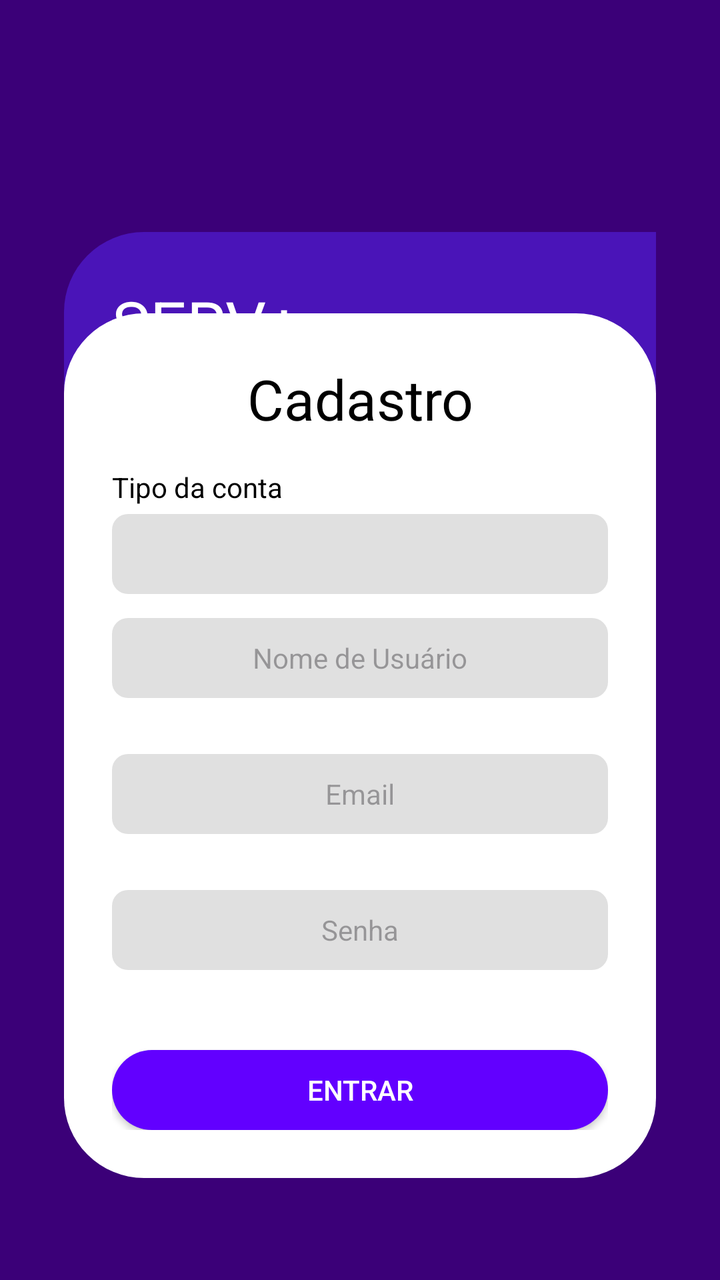
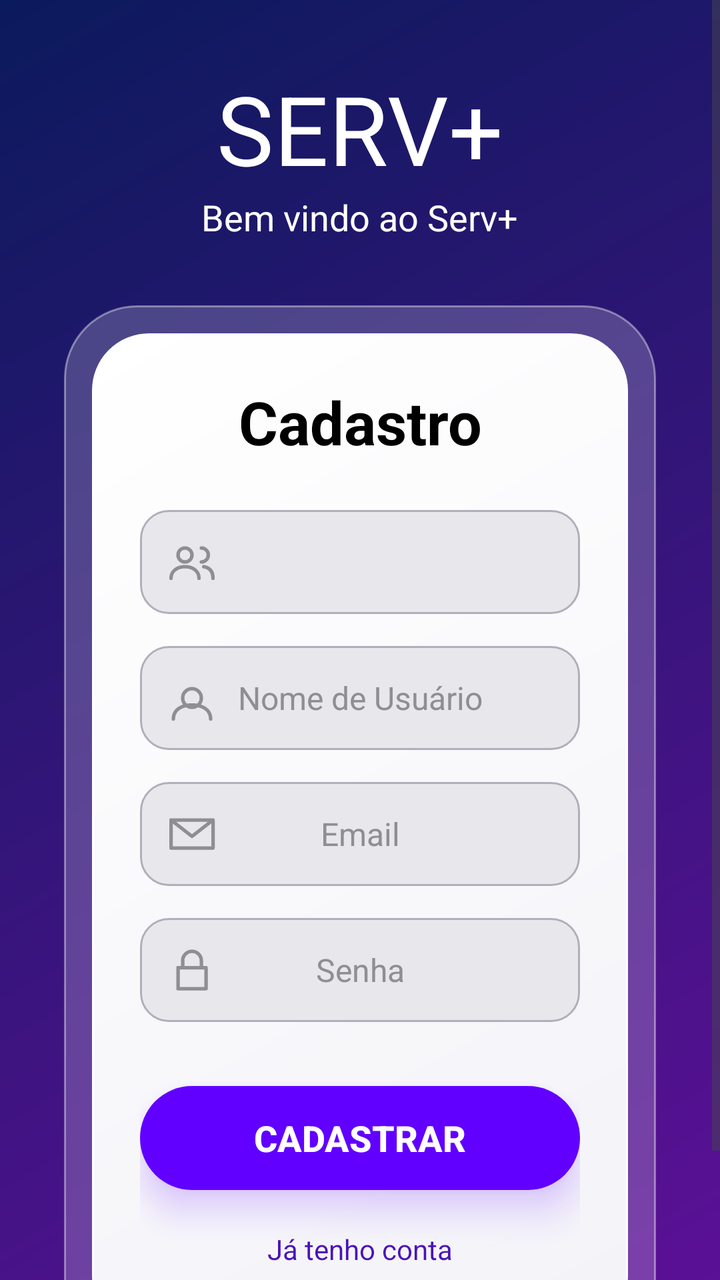

The first picture is an Android layout as it rendered before a commit; the second is the same layout after the commit. The layout source and the unified diff follow.
<!-- AndroidManifest.xml: application theme Theme.PiMobile -->
<!-- res/layout/activity_cadastro.xml -->
<?xml version="1.0" encoding="utf-8"?>
<androidx.constraintlayout.widget.ConstraintLayout
    xmlns:android="http://schemas.android.com/apk/res/android"
    xmlns:app="http://schemas.android.com/apk/res-auto"
    xmlns:tools="http://schemas.android.com/tools"
    android:layout_width="match_parent"
    android:layout_height="match_parent"
    android:background="@color/fundo_escuro"
    android:padding="32dp">

    

    

    <LinearLayout
        android:id="@+id/cardTopo"
        android:layout_width="346dp"
        android:layout_height="235dp"
        android:layout_marginTop="84dp"
        android:background="@drawable/bg_card_topo"
        android:orientation="vertical"
        android:padding="24dp"
        app:layout_constraintEnd_toEndOf="parent"
        app:layout_constraintHorizontal_bias="0.0"
        app:layout_constraintStart_toStartOf="parent"
        app:layout_constraintTop_toTopOf="parent">

        <TextView
            android:layout_width="wrap_content"
            android:layout_height="wrap_content"
            android:text="SERV+"
            android:textColor="@color/branco"
            android:textSize="32sp" />

        <TextView
            android:layout_width="wrap_content"
            android:layout_height="wrap_content"
            android:layout_marginStart="16dp"
            android:text="Bem vindo ao Serv+"
            android:textColor="@color/branco"
            android:textSize="16sp" />
    </LinearLayout>

    <LinearLayout
        android:id="@+id/cardFormulario"
        android:layout_width="0dp"
        android:layout_height="wrap_content"
        android:layout_marginTop="120dp"
        android:layout_marginBottom="16dp"
        android:background="@drawable/bg_card_branco"
        android:orientation="vertical"
        android:padding="24dp"
        app:layout_constraintBottom_toBottomOf="parent"
        app:layout_constraintEnd_toEndOf="parent"
        app:layout_constraintHorizontal_bias="0.0"
        app:layout_constraintStart_toStartOf="parent"
        app:layout_constraintTop_toTopOf="parent"
        app:layout_constraintVertical_bias="0.608">

        <TextView
            android:layout_width="match_parent"
            android:layout_height="wrap_content"
            android:gravity="center"
            android:text="Cadastro"
            android:textColor="@color/preto"
            android:textSize="28sp" />

        <TextView
            android:layout_width="wrap_content"
            android:layout_height="wrap_content"
            android:layout_marginTop="16dp"
            android:text="Tipo da conta"
            android:textColor="@color/preto"
            android:textSize="14sp" />

        <Spinner
            android:id="@+id/spinnerTipoConta"
            android:layout_width="match_parent"
            android:layout_height="40dp"
            android:layout_marginTop="4dp"
            android:background="@drawable/bg_campo" />

        <EditText
            android:id="@+id/edtNomeUsuario"
            android:layout_width="match_parent"
            android:layout_height="40dp"
            android:layout_marginTop="12dp"
            android:background="@drawable/bg_campo"
            android:gravity="center"
            android:hint="Nome de Usuário"
            android:inputType="textPersonName"
            android:textSize="14sp" />

        <EditText
            android:id="@+id/edtEmail"
            android:layout_width="match_parent"
            android:layout_height="40dp"
            android:layout_marginTop="28dp"
            android:background="@drawable/bg_campo"
            android:gravity="center"
            android:hint="Email"
            android:inputType="textEmailAddress"
            android:textSize="14sp" />

        <EditText
            android:id="@+id/edtSenha"
            android:layout_width="match_parent"
            android:layout_height="40dp"
            android:layout_marginTop="28dp"
            android:background="@drawable/bg_campo"
            android:gravity="center"
            android:hint="Senha"
            android:inputType="textPassword"
            android:textSize="14sp" />

        <Button
            android:id="@+id/btnEntrar"
            android:layout_width="match_parent"
            android:layout_height="40dp"
            android:layout_marginTop="40dp"
            android:background="@drawable/bg_botao"
            android:text="ENTRAR"
            android:textColor="@color/branco" />
    </LinearLayout>

</androidx.constraintlayout.widget.ConstraintLayout>
<!-- resources referenced by this layout -->
<resources>
  <color name="branco">#FFFFFF</color>
  <color name="fundo_escuro">#3B0078</color>
  <color name="preto">#000000</color>
  <!-- drawable bg_campo (drawable) -->
  <?xml version="1.0" encoding="utf-8"?>
  <shape xmlns:android="http://schemas.android.com/apk/res/android">
      <solid android:color="@color/cinza_campo" />
      <corners android:radius="8dp" />
  </shape>
  <!-- drawable bg_card_branco (drawable) -->
  <?xml version="1.0" encoding="utf-8"?>
  <shape xmlns:android="http://schemas.android.com/apk/res/android">
      <solid android:color="@color/branco" />
      <corners android:radius="40dp" />
  </shape>
  <!-- drawable bg_card_topo (drawable) -->
  <?xml version="1.0" encoding="utf-8"?>
  <shape xmlns:android="http://schemas.android.com/apk/res/android">
      <solid android:color="@color/roxo_card" />
      <corners android:radius="40dp" />
  </shape>
  <color name="cinza_campo">#E0E0E0</color>
  <color name="roxo_card">#4A14B8</color>
  <!-- unchanged entries left out for length: 4 -->
</resources>

<!-- the commit's change to res/layout/activity_cadastro.xml (unified diff, before → after) -->
@@ -1,126 +1,195 @@
 <?xml version="1.0" encoding="utf-8"?>
-<androidx.constraintlayout.widget.ConstraintLayout
+<ScrollView
     xmlns:android="http://schemas.android.com/apk/res/android"
-    xmlns:app="http://schemas.android.com/apk/res-auto"
-    xmlns:tools="http://schemas.android.com/tools"
     android:layout_width="match_parent"
     android:layout_height="match_parent"
-    android:background="@color/fundo_escuro"
-    android:padding="32dp">
-
-    
-
-    
+    android:background="@drawable/bg_login_gradient"
+    android:fillViewport="true">
 
     <LinearLayout
-        android:id="@+id/cardTopo"
-        android:layout_width="346dp"
-        android:layout_height="235dp"
-        android:layout_marginTop="84dp"
-        android:background="@drawable/bg_card_topo"
+        android:layout_width="match_parent"
+        android:layout_height="match_parent"
+        android:gravity="center"
         android:orientation="vertical"
-        android:padding="24dp"
-        app:layout_constraintEnd_toEndOf="parent"
-        app:layout_constraintHorizontal_bias="0.0"
-        app:layout_constraintStart_toStartOf="parent"
-        app:layout_constraintTop_toTopOf="parent">
+        android:padding="32dp">
 
         <TextView
             android:layout_width="wrap_content"
             android:layout_height="wrap_content"
             android:text="SERV+"
             android:textColor="@color/branco"
-            android:textSize="32sp" />
+            android:textSize="48sp" />
 
         <TextView
             android:layout_width="wrap_content"
             android:layout_height="wrap_content"
-            android:layout_marginStart="16dp"
             android:text="Bem vindo ao Serv+"
             android:textColor="@color/branco"
-            android:textSize="16sp" />
-    </LinearLayout>
+            android:textSize="18sp" />
 
-    <LinearLayout
-        android:id="@+id/cardFormulario"
-        android:layout_width="0dp"
-        android:layout_height="wrap_content"
-        android:layout_marginTop="120dp"
-        android:layout_marginBottom="16dp"
-        android:background="@drawable/bg_card_branco"
-        android:orientation="vertical"
-        android:padding="24dp"
-        app:layout_constraintBottom_toBottomOf="parent"
-        app:layout_constraintEnd_toEndOf="parent"
-        app:layout_constraintHorizontal_bias="0.0"
-        app:layout_constraintStart_toStartOf="parent"
-        app:layout_constraintTop_toTopOf="parent"
-        app:layout_constraintVertical_bias="0.608">
-
-        <TextView
+        
+        <FrameLayout
             android:layout_width="match_parent"
             android:layout_height="wrap_content"
-            android:gravity="center"
-            android:text="Cadastro"
-            android:textColor="@color/preto"
-            android:textSize="28sp" />
+            android:layout_marginTop="32dp"
+            android:background="@drawable/bg_card_vidro"
+            android:padding="14dp">
 
-        <TextView
-            android:layout_width="wrap_content"
-            android:layout_height="wrap_content"
-            android:layout_marginTop="16dp"
-            android:text="Tipo da conta"
-            android:textColor="@color/preto"
-            android:textSize="14sp" />
+            
+            <LinearLayout
+                android:layout_width="match_parent"
+                android:layout_height="wrap_content"
+                android:background="@drawable/bg_card_login"
+                android:orientation="vertical"
+                android:padding="24dp">
 
-        <Spinner
-            android:id="@+id/spinnerTipoConta"
-            android:layout_width="match_parent"
-            android:layout_height="40dp"
-            android:layout_marginTop="4dp"
-            android:background="@drawable/bg_campo" />
+                <TextView
+                    android:layout_width="match_parent"
+                    android:layout_height="wrap_content"
+                    android:gravity="center"
+                    android:text="Cadastro"
+                    android:textColor="@color/preto"
+                    android:textSize="30sp"
+                    android:textStyle="bold" />
 
-        <EditText
-            android:id="@+id/edtNomeUsuario"
-            android:layout_width="match_parent"
-            android:layout_height="40dp"
-            android:layout_marginTop="12dp"
-            android:background="@drawable/bg_campo"
-            android:gravity="center"
-            android:hint="Nome de Usuário"
-            android:inputType="textPersonName"
-            android:textSize="14sp" />
+                
+                <FrameLayout
+                    android:layout_width="match_parent"
+                    android:layout_height="52dp"
+                    android:layout_marginTop="24dp"
+                    android:background="@drawable/bg_campo_login">
 
-        <EditText
-            android:id="@+id/edtEmail"
-            android:layout_width="match_parent"
-            android:layout_height="40dp"
-            android:layout_marginTop="28dp"
-            android:background="@drawable/bg_campo"
-            android:gravity="center"
-            android:hint="Email"
-            android:inputType="textEmailAddress"
-            android:textSize="14sp" />
+                    <ImageView
+                        android:layout_width="28dp"
+                        android:layout_height="28dp"
+                        android:layout_gravity="center_vertical|start"
+                        android:layout_marginStart="12dp"
+                        android:contentDescription="Tipo da conta"
+                        android:src="@drawable/ic_group" />
 
-        <EditText
-            android:id="@+id/edtSenha"
-            android:layout_width="match_parent"
-            android:layout_height="40dp"
-            android:layout_marginTop="28dp"
-            android:background="@drawable/bg_campo"
-            android:gravity="center"
-            android:hint="Senha"
-            android:inputType="textPassword"
-            android:textSize="14sp" />
+                    <Spinner
+                        android:id="@+id/spinnerTipoConta"
+                        android:layout_width="match_parent"
+                        android:layout_height="match_parent"
+                        android:background="@null"
+                        android:paddingStart="40dp" />
+                </FrameLayout>
 
-        <Button
-            android:id="@+id/btnEntrar"
-            android:layout_width="match_parent"
-            android:layout_height="40dp"
-            android:layout_marginTop="40dp"
-            android:background="@drawable/bg_botao"
-            android:text="ENTRAR"
-            android:textColor="@color/branco" />
+                
+                <FrameLayout
+                    android:layout_width="match_parent"
+                    android:layout_height="52dp"
+                    android:layout_marginTop="16dp"
+                    android:background="@drawable/bg_campo_login">
+
+                    <ImageView
+                        android:layout_width="28dp"
+                        android:layout_height="28dp"
+                        android:layout_gravity="center_vertical|start"
+                        android:layout_marginStart="12dp"
+                        android:contentDescription="Usuário"
+                        android:src="@drawable/ic_user" />
+
+                    <EditText
+                        android:id="@+id/edtNomeUsuario"
+                        android:layout_width="match_parent"
+                        android:layout_height="match_parent"
+                        android:background="@null"
+                        android:gravity="center"
+                        android:hint="Nome de Usuário"
+                        android:inputType="textPersonName"
+                        android:paddingHorizontal="48dp"
+                        android:textColor="@color/preto"
+                        android:textColorHint="@color/cinza_icone"
+                        android:textSize="16sp" />
+                </FrameLayout>
+
+                
+                <FrameLayout
+                    android:layout_width="match_parent"
+                    android:layout_height="52dp"
+                    android:layout_marginTop="16dp"
+                    android:background="@drawable/bg_campo_login">
+
+                    <ImageView
+                        android:layout_width="28dp"
+                        android:layout_height="28dp"
+                        android:layout_gravity="center_vertical|start"
+                        android:layout_marginStart="12dp"
+                        android:contentDescription="Email"
+                        android:src="@drawable/ic_email" />
+
+                    <EditText
+                        android:id="@+id/edtEmail"
+                        android:layout_width="match_parent"
+                        android:layout_height="match_parent"
+                        android:background="@null"
+                        android:gravity="center"
+                        android:hint="Email"
+                        android:inputType="textEmailAddress"
+                        android:paddingHorizontal="48dp"
+                        android:textColor="@color/preto"
+                        android:textColorHint="@color/cinza_icone"
+                        android:textSize="16sp" />
+                </FrameLayout>
+
+                
+                <FrameLayout
+                    android:layout_width="match_parent"
+                    android:layout_height="52dp"
+                    android:layout_marginTop="16dp"
+                    android:background="@drawable/bg_campo_login">
+
+                    <ImageView
+                        android:layout_width="28dp"
+                        android:layout_height="28dp"
+                        android:layout_gravity="center_vertical|start"
+                        android:layout_marginStart="12dp"
+                        android:contentDescription="Senha"
+                        android:src="@drawable/ic_lock" />
+
+                    <EditText
+                        android:id="@+id/edtSenha"
+                        android:layout_width="match_parent"
+                        android:layout_height="match_parent"
+                        android:background="@null"
+                        android:gravity="center"
+                        android:hint="Senha"
+                        android:inputType="textPassword"
+                        android:paddingHorizontal="48dp"
+                        android:textColor="@color/preto"
+                        android:textColorHint="@color/cinza_icone"
+                        android:textSize="16sp" />
+                </FrameLayout>
+
+                
+                <androidx.appcompat.widget.AppCompatButton
+                    android:id="@+id/btnEntrar"
+                    android:layout_width="match_parent"
+                    android:layout_height="52dp"
+                    android:layout_marginTop="32dp"
+                    android:background="@drawable/bg_botao"
+                    android:elevation="10dp"
+                    android:outlineAmbientShadowColor="@color/brilho_botao"
+                    android:outlineSpotShadowColor="@color/brilho_botao"
+                    android:stateListAnimator="@null"
+                    android:text="CADASTRAR"
+                    android:textColor="@color/branco"
+                    android:textSize="18sp"
+                    android:textStyle="bold" />
+
+                
+                <TextView
+                    android:id="@+id/txtJaTenhoConta"
+                    android:layout_width="match_parent"
+                    android:layout_height="wrap_content"
+                    android:layout_marginTop="12dp"
+                    android:gravity="center"
+                    android:padding="8dp"
+                    android:text="Já tenho conta"
+                    android:textColor="@color/roxo_card"
+                    android:textSize="14sp" />
+            </LinearLayout>
+        </FrameLayout>
     </LinearLayout>
-
-</androidx.constraintlayout.widget.ConstraintLayout>
+</ScrollView>
<!-- resource entries referenced after the edit -->
@@ -1,28 +1,111 @@
 <!-- resources referenced by this layout -->
 <resources>
   <color name="branco">#FFFFFF</color>
-  <color name="fundo_escuro">#3B0078</color>
+  <color name="brilho_botao">#6200FF</color>
+  <color name="cinza_icone">#8E8E93</color>
   <color name="preto">#000000</color>
-  <!-- drawable bg_campo (drawable) -->
+  <color name="roxo_card">#4A14B8</color>
+  <!-- drawable bg_campo_login (drawable) -->
   <?xml version="1.0" encoding="utf-8"?>
   <shape xmlns:android="http://schemas.android.com/apk/res/android">
-      <solid android:color="@color/cinza_campo" />
-      <corners android:radius="8dp" />
+      <solid android:color="#E8E8EC" />
+      <stroke
+          android:width="1dp"
+          android:color="@color/cinza_borda" />
+      <corners android:radius="14dp" />
   </shape>
-  <!-- drawable bg_card_branco (drawable) -->
+  <!-- drawable bg_card_login (drawable) -->
   <?xml version="1.0" encoding="utf-8"?>
   <shape xmlns:android="http://schemas.android.com/apk/res/android">
-      <solid android:color="@color/branco" />
-      <corners android:radius="40dp" />
+      <gradient
+          android:angle="315"
+          android:endColor="#F3F3F8"
+          android:startColor="#FFFFFF" />
+      <stroke
+          android:width="1dp"
+          android:color="#FFFFFF" />
+      <corners android:radius="28dp" />
   </shape>
-  <!-- drawable bg_card_topo (drawable) -->
+  <!-- drawable bg_card_vidro (drawable) -->
   <?xml version="1.0" encoding="utf-8"?>
   <shape xmlns:android="http://schemas.android.com/apk/res/android">
-      <solid android:color="@color/roxo_card" />
-      <corners android:radius="40dp" />
+      <solid android:color="@color/vidro" />
+      <stroke
+          android:width="1dp"
+          android:color="@color/vidro_borda" />
+      <corners android:radius="36dp" />
   </shape>
-  <color name="cinza_campo">#E0E0E0</color>
-  <color name="roxo_card">#4A14B8</color>
+  <!-- drawable bg_login_gradient (drawable) -->
+  <?xml version="1.0" encoding="utf-8"?>
+  <shape xmlns:android="http://schemas.android.com/apk/res/android">
+      <gradient
+          android:angle="315"
+          android:endColor="@color/roxo_fundo"
+          android:startColor="@color/azul_fundo" />
+  </shape>
+  <!-- drawable ic_email (drawable) -->
+  <?xml version="1.0" encoding="utf-8"?>
+  <vector xmlns:android="http://schemas.android.com/apk/res/android"
+      android:width="28dp"
+      android:height="28dp"
+      android:viewportWidth="24"
+      android:viewportHeight="24">
+      <path
+          android:fillColor="#00000000"
+          android:pathData="M3,6h18v12H3z M3,6l9,7l9,-7"
+          android:strokeColor="@color/cinza_icone"
+          android:strokeLineJoin="round"
+          android:strokeWidth="1.5" />
+  </vector>
+  <!-- drawable ic_group (drawable) -->
+  <?xml version="1.0" encoding="utf-8"?>
+  <vector xmlns:android="http://schemas.android.com/apk/res/android"
+      android:width="28dp"
+      android:height="28dp"
+      android:viewportWidth="24"
+      android:viewportHeight="24">
+      <path
+          android:fillColor="#00000000"
+          android:pathData="M9,9m-3,0a3,3 0 1,1 6,0a3,3 0 1,1 -6,0 M3,19c0,-3 2.5,-5 6,-5s6,2 6,5 M16,6a3,3 0 0,1 0,6 M17,14c2.5,0.4 4,2 4,5"
+          android:strokeColor="@color/cinza_icone"
+          android:strokeLineCap="round"
+          android:strokeLineJoin="round"
+          android:strokeWidth="1.5" />
+  </vector>
+  <!-- drawable ic_lock (drawable) -->
+  <?xml version="1.0" encoding="utf-8"?>
+  <vector xmlns:android="http://schemas.android.com/apk/res/android"
+      android:width="28dp"
+      android:height="28dp"
+      android:viewportWidth="24"
+      android:viewportHeight="24">
+      <path
+          android:fillColor="#00000000"
+          android:pathData="M6,11h12v9H6z M8,11V8a4,4 0 0,1 8,0v3"
+          android:strokeColor="@color/cinza_icone"
+          android:strokeLineJoin="round"
+          android:strokeWidth="1.5" />
+  </vector>
+  <!-- drawable ic_user (drawable) -->
+  <?xml version="1.0" encoding="utf-8"?>
+  <vector xmlns:android="http://schemas.android.com/apk/res/android"
+      android:width="28dp"
+      android:height="28dp"
+      android:viewportWidth="24"
+      android:viewportHeight="24">
+      <path
+          android:fillColor="#00000000"
+          android:pathData="M12,12m-4,0a4,4 0 1,1 8,0a4,4 0 1,1 -8,0 M4,21c0,-4 3.5,-6 8,-6s8,2 8,6"
+          android:strokeColor="@color/cinza_icone"
+          android:strokeLineCap="round"
+          android:strokeLineJoin="round"
+          android:strokeWidth="1.5" />
+  </vector>
+  <color name="cinza_borda">#B0B0BC</color>
+  <color name="vidro">#33FFFFFF</color>
+  <color name="vidro_borda">#66FFFFFF</color>
+  <color name="roxo_fundo">#5B1096</color>
+  <color name="azul_fundo">#0B1A5C</color>
   <!-- unchanged entries left out for length: 4 -->
 </resources>
 
